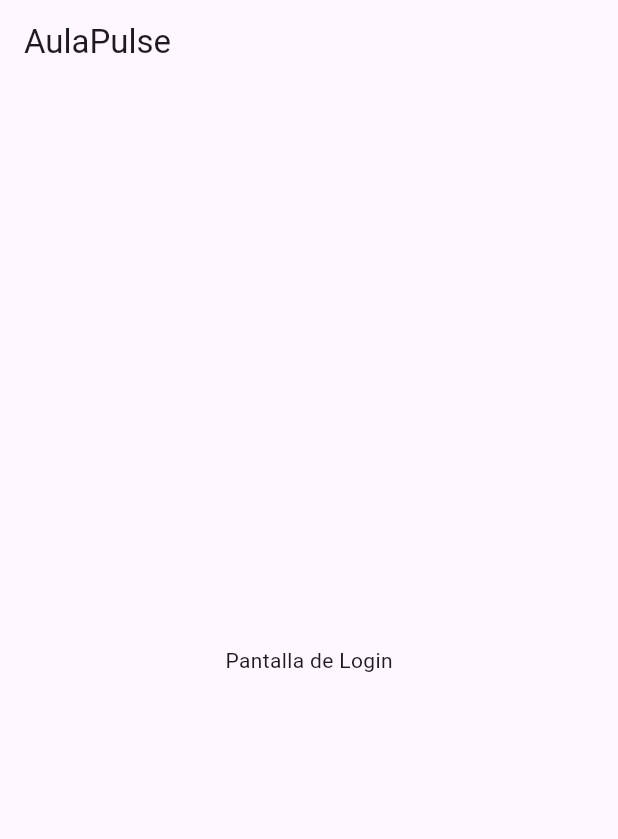
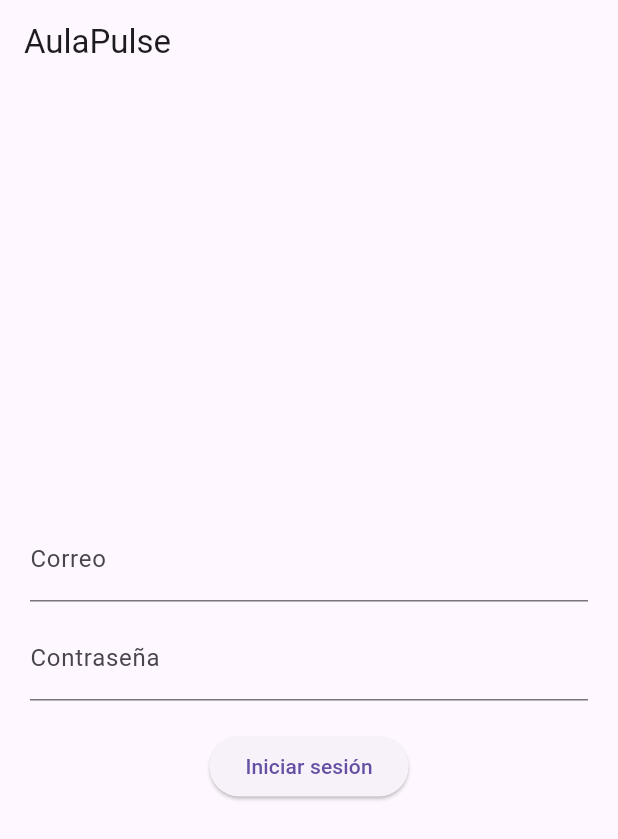
Before and after one commit to aleposadas06-creator/Proyecto-aulapulse, a Flutter app: the LoginScreen screen opened directly, on a phone screen of 412 x 824 dp. Shown: the top 839 px of the screen. Run offline on Flutter 3.47's test engine with Material 3 defaults, Android fonts, the light colour scheme and no system bars; our stand-ins replace shared_preferences; accounts and stored records are empty.

Commit message:
Sistema base: login, DataService, modelos y almacenamiento local

```diff
--- a/lib/auth/login_screen.dart
+++ b/lib/auth/login_screen.dart
@@ -1,7 +1,16 @@
 import 'package:flutter/material.dart';
+import '../services/data_service.dart';
+import '../models/usuario.dart';
+import '../docente/docente_dashboard.dart';
+import '../estudiante/estudiante_dashboard.dart';
 
 class LoginScreen extends StatelessWidget {
-  const LoginScreen({super.key});
+  LoginScreen({super.key});
+
+  final DataService dataService = DataService();
+
+  final TextEditingController correoController = TextEditingController();
+  final TextEditingController passwordController = TextEditingController();
 
   @override
   Widget build(BuildContext context) {
@@ -9,8 +18,80 @@ class LoginScreen extends StatelessWidget {
       appBar: AppBar(
         title: const Text("AulaPulse"),
       ),
-      body: const Center(
-        child: Text("Pantalla de Login"),
+      body: Padding(
+        padding: const EdgeInsets.all(20),
+        child: Column(
+          mainAxisAlignment: MainAxisAlignment.center,
+          children: [
+
+            TextField(
+              controller: correoController,
+              decoration: const InputDecoration(
+                labelText: "Correo",
+              ),
+            ),
+
+            const SizedBox(height: 10),
+
+            TextField(
+              controller: passwordController,
+              obscureText: true,
+              decoration: const InputDecoration(
+                labelText: "Contraseña",
+              ),
+            ),
+
+            const SizedBox(height: 20),
+
+            ElevatedButton(
+              onPressed: () async {
+
+                // cargar usuarios guardados
+                await dataService.cargarUsuarios();
+
+                Usuario? usuario = dataService.login(
+                  correoController.text,
+                  passwordController.text,
+                );
+
+                if (usuario != null) {
+
+                  if (usuario.rol == "docente") {
+
+                    Navigator.pushReplacement(
+                      context,
+                      MaterialPageRoute(
+                        builder: (context) => const DocenteDashboard(),
+                      ),
+                    );
+
+                  } else {
+
+                    Navigator.pushReplacement(
+                      context,
+                      MaterialPageRoute(
+                        builder: (context) => const EstudianteDashboard(),
+                      ),
+                    );
+
+                  }
+
+                } else {
+
+                  ScaffoldMessenger.of(context).showSnackBar(
+                    const SnackBar(
+                      content: Text("Credenciales incorrectas"),
+                    ),
+                  );
+
+                }
+
+              },
+              child: const Text("Iniciar sesión"),
+            )
+
+          ],
+        ),
       ),
     );
   }
--- a/lib/models/asistencia.dart
+++ b/lib/models/asistencia.dart
@@ -0,0 +1,13 @@
+class Asistencia {
+  final String id;
+  final String estudianteId;
+  final DateTime fecha;
+  bool presente;
+
+  Asistencia({
+    required this.id,
+    required this.estudianteId,
+    required this.fecha,
+    this.presente = false,
+  });
+}
--- a/lib/models/curso.dart
+++ b/lib/models/curso.dart
@@ -0,0 +1,13 @@
+class Curso {
+  final String id;
+  final String nombreCurso;
+  final String docenteId;
+  final List<String> listaEstudiantes;
+
+  Curso({
+    required this.id,
+    required this.nombreCurso,
+    required this.docenteId,
+    required this.listaEstudiantes,
+  });
+}
--- a/lib/models/estudiante.dart
+++ b/lib/models/estudiante.dart
@@ -0,0 +1,15 @@
+class Estudiante {
+  final String id;
+  final String nombre;
+  final String cursoId;
+  int totalPuntos;
+  double porcentajeAsistencia;
+
+  Estudiante({
+    required this.id,
+    required this.nombre,
+    required this.cursoId,
+    this.totalPuntos = 0,
+    this.porcentajeAsistencia = 0,
+  });
+}
--- a/lib/models/participacion.dart
+++ b/lib/models/participacion.dart
@@ -0,0 +1,15 @@
+class Participacion {
+  final String id;
+  final String estudianteId;
+  final String tipoActividad;
+  final int puntos;
+  final DateTime fecha;
+
+  Participacion({
+    required this.id,
+    required this.estudianteId,
+    required this.tipoActividad,
+    required this.puntos,
+    required this.fecha,
+  });
+}
--- a/lib/models/usuario.dart
+++ b/lib/models/usuario.dart
@@ -2,12 +2,34 @@ class Usuario {
   final String id;
   final String nombre;
   final String correo;
+  final String password;
   final String rol;
 
   Usuario({
     required this.id,
     required this.nombre,
     required this.correo,
+    required this.password,
     required this.rol,
   });
+
+  Map<String, dynamic> toJson() {
+    return {
+      "id": id,
+      "nombre": nombre,
+      "correo": correo,
+      "password": password,
+      "rol": rol,
+    };
+  }
+
+  factory Usuario.fromJson(Map<String, dynamic> json) {
+    return Usuario(
+      id: json["id"],
+      nombre: json["nombre"],
+      correo: json["correo"],
+      password: json["password"],
+      rol: json["rol"],
+    );
+  }
 }
--- a/pubspec.yaml
+++ b/pubspec.yaml
@@ -31,9 +31,11 @@ dependencies:
   flutter:
     sdk: flutter
 
-  # The following adds the Cupertino Icons font to your application.
-  # Use with the CupertinoIcons class for iOS style icons.
+
   cupertino_icons: ^1.0.8
+
+
+  shared_preferences: ^2.2.2
 
 dev_dependencies:
   flutter_test:
```
Also changed, not shown: lib/docente/curso_screen.dart (added, +56 -0 lines), lib/docente/docente_dashboard.dart (+6 -3 lines), lib/estudiante/estudiante_dashboard.dart (+8 -5 lines), lib/main.dart (+8 -2 lines), lib/services/data_service.dart (+142 -0 lines), pubspec.lock, 1 other file.
